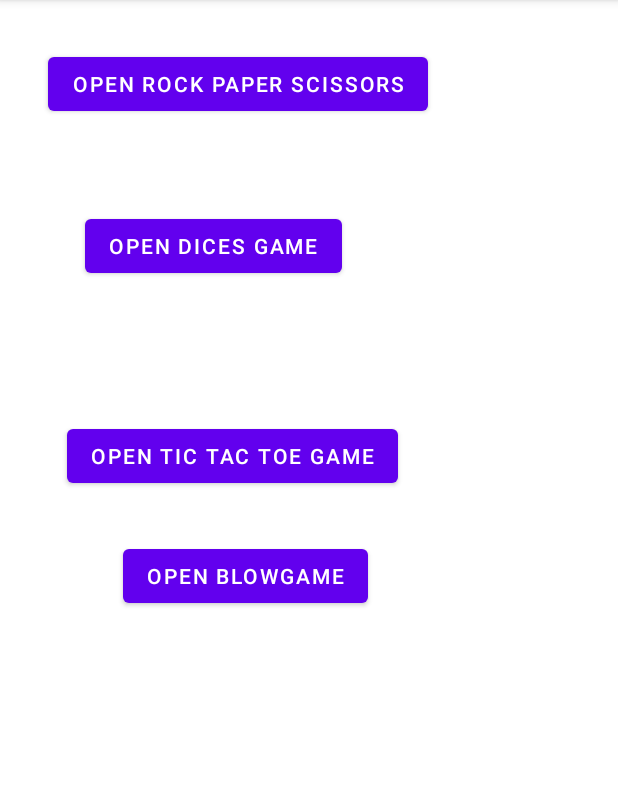
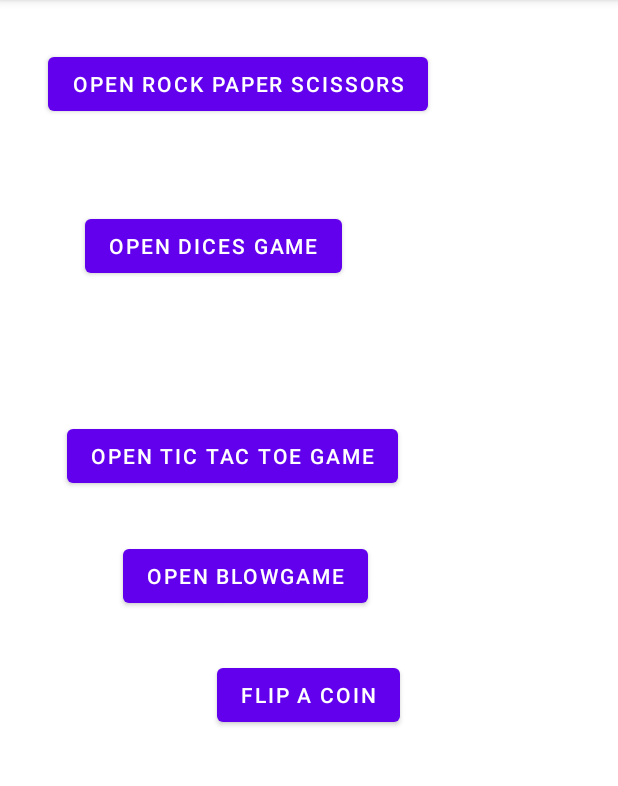
Before and after one commit to HarlockOfficial/DVA232_Project, an Android app: the screen it shows after launch (MainActivity), on a phone screen of 412 x 824 dp, the part 84-870 px from its top. Run offline under Robolectric (Android 15) with nearby library versions, the phone set to English and light mode, and no system bars.

Commit message:
basic flip a coin done

```diff
--- a/ProjectGroup7/app/src/main/AndroidManifest.xml
+++ b/ProjectGroup7/app/src/main/AndroidManifest.xml
@@ -20,6 +20,7 @@
         <activity android:name=".WaitingRoom" />
         <activity android:name=".TicTacToe" />
         <activity android:name=".RockPaperScissors" />
+        <activity android:name=".FlipACoinActivity" />
         <activity android:name=".MainActivity">
             <intent-filter>
                 <action android:name="android.intent.action.MAIN" />
--- a/ProjectGroup7/app/src/main/java/se/mdh/student/dva232/projectgroup7/FlipACoinFakeData.kt
+++ b/ProjectGroup7/app/src/main/java/se/mdh/student/dva232/projectgroup7/FlipACoinFakeData.kt
@@ -2,9 +2,9 @@ package se.mdh.student.dva232.projectgroup7
 
 class FlipACoinFakeData: Data {
     override val game: GameType
-        get() = TODO("Not yet implemented")
+        get() = GameType.FLIP_A_COIN
 
     override fun moveToCsv(): String {
-        TODO("Not yet implemented")
+        return ""
     }
 }
--- a/ProjectGroup7/app/src/main/java/se/mdh/student/dva232/projectgroup7/MainActivity.kt
+++ b/ProjectGroup7/app/src/main/java/se/mdh/student/dva232/projectgroup7/MainActivity.kt
@@ -2,7 +2,6 @@ package se.mdh.student.dva232.projectgroup7
 
 import android.content.Intent
 import android.os.Bundle
-//i
 import android.widget.Button
 import androidx.appcompat.app.AppCompatActivity
 
@@ -29,9 +28,15 @@ class MainActivity : AppCompatActivity() {
             startActivity(intent2)
             //openWaitingRoom(GameType.BLOW)
         }
-        // TODO: after adding a button, give the button an ID and do like ↑
+        findViewById<Button>(R.id.open_flip_a_coin).setOnClickListener {
+            val intent3 = Intent(this, FlipACoinActivity::class.java) //Only for now
+            startActivity(intent3)
+            //openWaitingRoom(GameType.BLOW)
+        }
+        // TODO: after adding a open_flip_a_coin, give the open_flip_a_coin an ID and do like ↑
     }
-    private fun openWaitingRoom(game: GameType){
+
+    private fun openWaitingRoom(game: GameType) {
         val intent = Intent(this, WaitingRoom::class.java)
         intent.putExtra("GAME_CODE", game.name)
         startActivity(intent)
--- a/ProjectGroup7/app/src/main/res/layout/activity_main.xml
+++ b/ProjectGroup7/app/src/main/res/layout/activity_main.xml
@@ -50,4 +50,16 @@
         app:layout_constraintStart_toStartOf="parent"
         app:layout_constraintTop_toTopOf="parent" />
 
+    <Button
+        android:id="@+id/open_flip_a_coin"
+        android:layout_width="wrap_content"
+        android:layout_height="wrap_content"
+        android:text="FLIP A COIN"
+        app:layout_constraintBottom_toBottomOf="parent"
+        app:layout_constraintEnd_toEndOf="parent"
+        app:layout_constraintHorizontal_bias="0.498"
+        app:layout_constraintStart_toStartOf="parent"
+        app:layout_constraintTop_toTopOf="parent"
+        app:layout_constraintVertical_bias="0.61" />
+
 </androidx.constraintlayout.widget.ConstraintLayout>
```
Also changed, not shown: ProjectGroup7/app/src/main/java/se/mdh/student/dva232/projectgroup7/FlipACoinActivity.kt (added, +44 -0 lines), ProjectGroup7/app/src/main/res/layout/activity_flip_a_coin.xml (added, +43 -0 lines).
